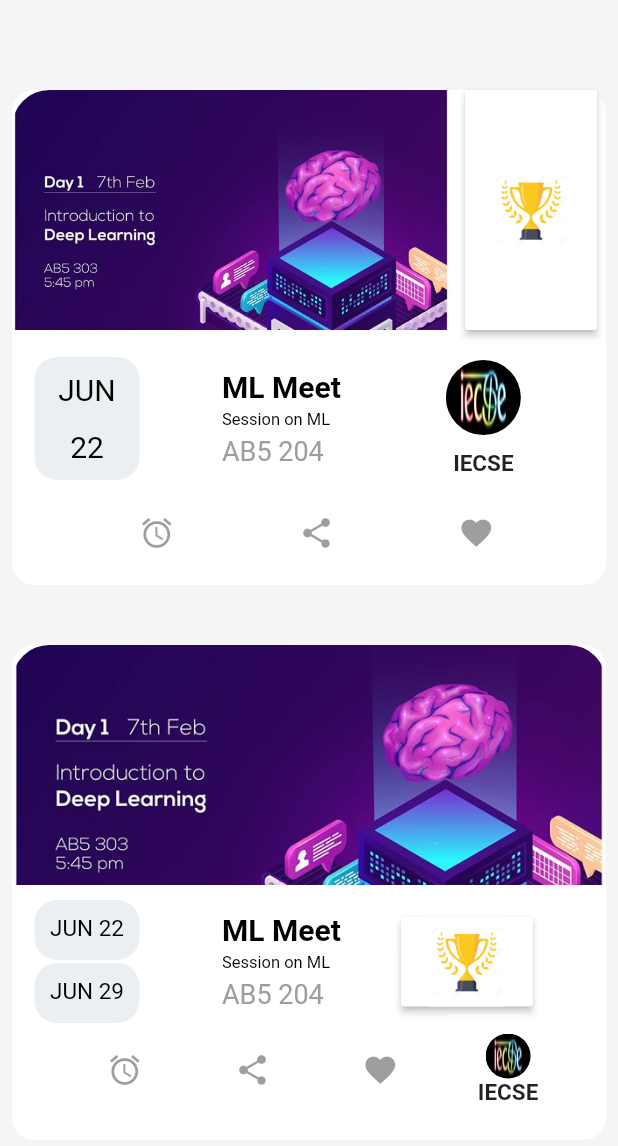
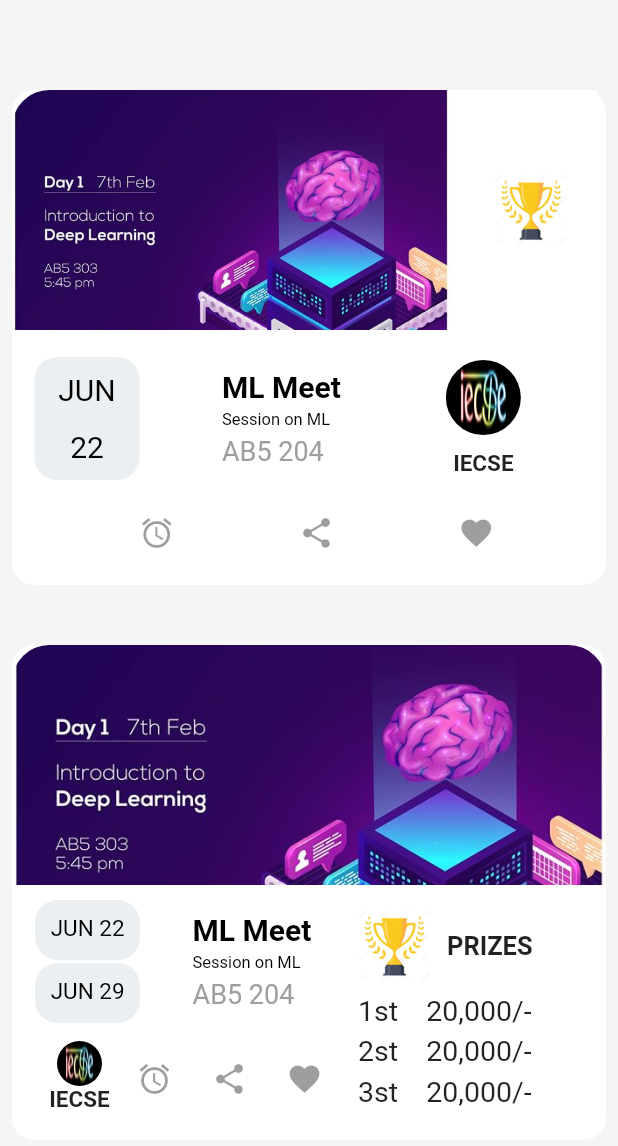
Before and after one commit to NiharikaNeha/Event_Template, a Flutter app: the screen it shows after launch, on a phone screen of 412 x 824 dp. Shown: the top 1146 px of the screen. Run offline on Flutter 3.47's test engine with Material 2 defaults, Android fonts, the phone set to English and light mode, and no system bars.

Commit message:
Showing prizes details in template itself

```diff
--- a/lib/main.dart
+++ b/lib/main.dart
@@ -64,6 +64,7 @@ class _MyAppState extends State<MyApp> {
                               )
                           ),
                         ),
+                        elevation: 0.0,
                         onPressed: () => _onButtonPressed(),
                       )
                     ],
@@ -222,7 +223,9 @@ class _MyAppState extends State<MyApp> {
                 ],
               ),
             ),
+
             SizedBox(height: 40.0,),
+
             Container(
               height: 330.0,
               width: MediaQuery
@@ -255,6 +258,10 @@ class _MyAppState extends State<MyApp> {
                   Padding(
                     padding: EdgeInsets.only(top: 5.0, left: 15.0),
                     child: Row(
+                      children: <Widget>[
+                        Column(
+                          children: <Widget>[
+                            Row(
                               children: <Widget>[
                                 Column(
                                   children: <Widget>[
@@ -299,7 +306,7 @@ class _MyAppState extends State<MyApp> {
                                     ),
                                   ],
                                 ),
-                        SizedBox(width: 45.0,),
+                                SizedBox(width: 25.0,),
                                 Padding(
                                   padding: EdgeInsets.only(
                                       left: 10.0, right: 20.0, top: 5.0, bottom: 5.0),
@@ -333,68 +340,19 @@ class _MyAppState extends State<MyApp> {
                                     ],
                                   ),
                                 ),
-                        SizedBox(width: 20.0,),
-                        RaisedButton(
-                          color: Colors.white,
-                          child: Container(
-                            height: 60.0,
-                            width: 50.0,
-                            decoration: BoxDecoration(
-                                color: Colors.white,
-                                image: DecorationImage(
-                                    image: AssetImage('assets/trophy.jpeg'),
-                                    fit: BoxFit.contain
-                                )
-                            ),
-                          ),
-                          onPressed: () => _onButtonPressed(),
-                        )
                               ],
                             ),
-                  ),
-                  SizedBox(height: 5.0,),
+                            SizedBox(height: 10.0,),
                             Padding(
-                    padding: EdgeInsets.only(top: 2.0, left: 10.0),
+                              padding: EdgeInsets.only(top: 2.0, left: 5.0),
                               child: Row(
                                 mainAxisAlignment: MainAxisAlignment.spaceEvenly,
                                 crossAxisAlignment: CrossAxisAlignment.center,
                                 children: <Widget>[
                                   Container(
-                          height: 40.0,
-                          width: 40.0,
-                          decoration: BoxDecoration(
-                            borderRadius: BorderRadius.circular(35.0),
-                            color: Colors.white,
-                          ),
-                          child: IconButton(
-                            icon: Icon(Icons.alarm),
-                          ),
-                        ),
-                        Container(
-                          height: 40.0,
-                          width: 40.0,
-                          decoration: BoxDecoration(
-                              borderRadius: BorderRadius.circular(35.0),
-                              color: Colors.white
-                          ),
-                          child: IconButton(
-                            icon: Icon(Icons.share),
-                            color: Colors.white,
-                          ),
-                        ),
-                        Container(
-                          height: 40.0,
-                          width: 40.0,
-                          decoration: BoxDecoration(
-                              borderRadius: BorderRadius.circular(35.0),
-                              color: Colors.white
-                          ),
-                          child: IconButton(
-                            icon: Icon(Icons.favorite),
-                            color: Colors.white,
-                          ),
-                        ),
-                        Column(
+                                    height: 50.0,
+                                    width: 50.0,
+                                    child: Column(
                                       children: <Widget>[
                                         Container(
                                           height: 30.0,
@@ -417,9 +375,99 @@ class _MyAppState extends State<MyApp> {
                                         ),
                                       ],
                                     ),
+                                  ),
+                                  Container(
+                                    height: 50.0,
+                                    width: 50.0,
+                                    decoration: BoxDecoration(
+                                      borderRadius: BorderRadius.circular(35.0),
+                                      color: Colors.white,
+                                    ),
+                                    child: IconButton(
+                                      icon: Icon(Icons.alarm),
+                                    ),
+                                  ),
+                                  Container(
+                                    height: 50.0,
+                                    width: 50.0,
+                                    decoration: BoxDecoration(
+                                        borderRadius: BorderRadius.circular(35.0),
+                                        color: Colors.white
+                                    ),
+                                    child: IconButton(
+                                      icon: Icon(Icons.share),
+                                      color: Colors.white,
+                                    ),
+                                  ),
+                                  Container(
+                                    height: 50.0,
+                                    width: 50.0,
+                                    decoration: BoxDecoration(
+                                        borderRadius: BorderRadius.circular(35.0),
+                                        color: Colors.white
+                                    ),
+                                    child: IconButton(
+                                      icon: Icon(Icons.favorite),
+                                      color: Colors.white,
+                                    ),
+                                  ),
                                 ],
                               ),
                             )
+                          ],
+                        ) ,
+                        SizedBox(width: 10.0,),
+                        Column(
+                          children: <Widget>[
+                            Row(
+                              children: <Widget>[
+                                Container(
+                                  height: 50.0,
+                                  width: 50.0,
+                                  decoration: BoxDecoration(
+                                      color: Colors.white,
+                                      image: DecorationImage(
+                                          image: AssetImage('assets/trophy.jpeg'),
+                                          fit: BoxFit.contain
+                                      )
+                                  ),
+                                ),
+                                SizedBox(width: 10.0,),
+                                Text(
+                                  'PRIZES',
+                                  style: TextStyle(
+                                    fontWeight: FontWeight.bold,
+                                    fontSize: 17.0
+                                  ),
+                                )
+                              ],
+                            ),
+                            SizedBox(height: 7.0,),
+                            Text(
+                              '1st    20,000/-',
+                              style: TextStyle(
+                                fontSize: 19.0
+                              ),
+                            ),
+                            SizedBox(height: 5.0,),
+                            Text(
+                              '2st    20,000/-',
+                              style: TextStyle(
+                                  fontSize: 19.0
+                              ),
+                            ),
+                            SizedBox(height: 5.0,),
+                            Text(
+                              '3st    20,000/-',
+                              style: TextStyle(
+                                  fontSize: 19.0
+                              ),
+                            )
+                          ],
+                        )
+                      ],
+                    )
+                  ),
                 ],
               ),
             )
```
Lines whose indentation alone changed are shown as unchanged.
